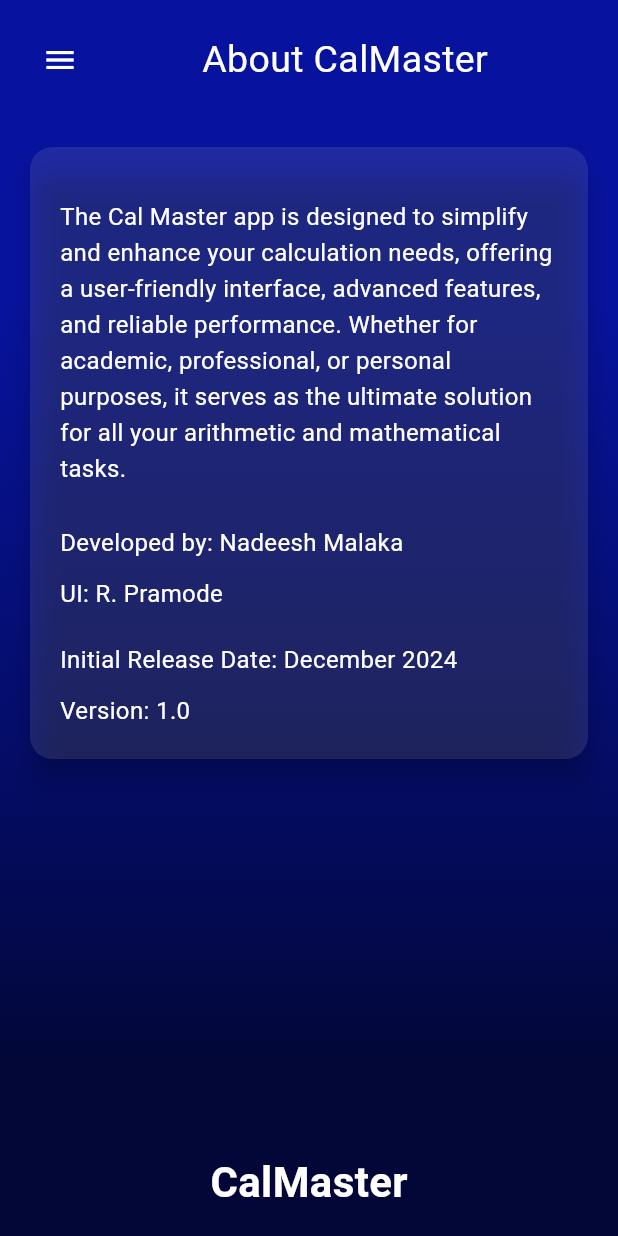
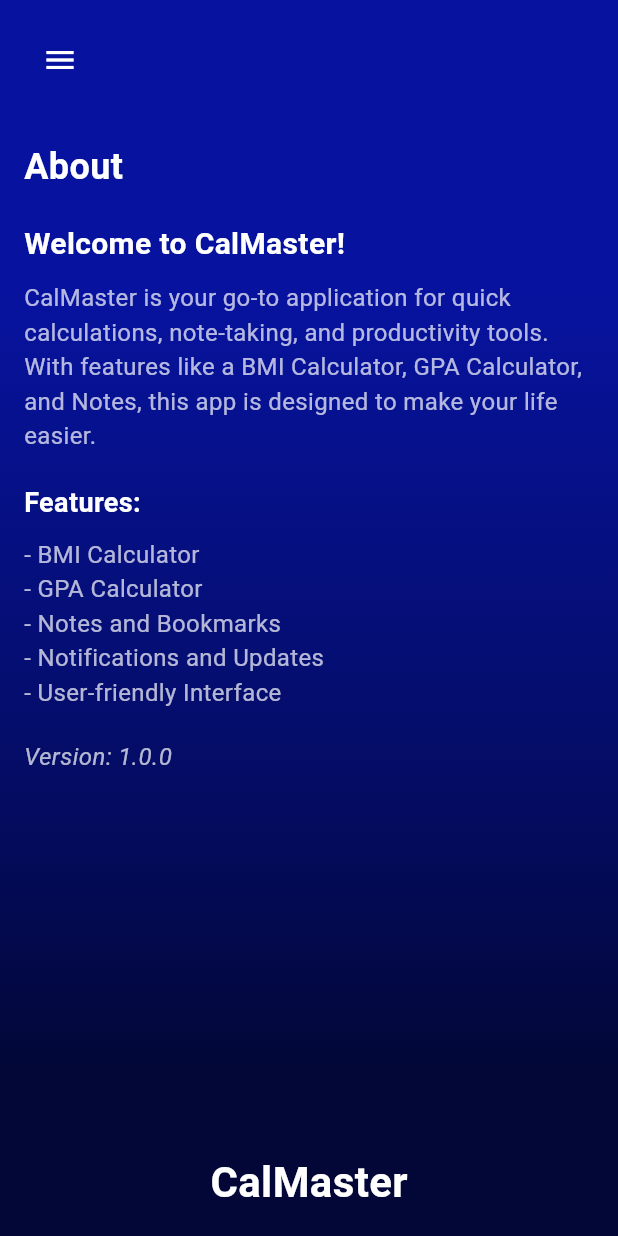
Before and after one commit to Nadeesh-Malaka/CalMaster_App, a Flutter app: the AboutScreen screen opened by its route, on a phone screen of 412 x 824 dp. Run offline on Flutter 3.47's test engine with Material 3 defaults, Android fonts, the phone set to English and light mode, and no system bars; our stand-ins replace shared_preferences; accounts and stored records are empty.

Commit message:
Refactor AboutScreen layout and update content for clarity and consistency

```diff
--- a/lib/screens/about_screen.dart
+++ b/lib/screens/about_screen.dart
@@ -1,5 +1,5 @@
 import 'package:flutter/material.dart';
-import 'custom_drawer.dart'; // Import the custom drawer file
+import 'custom_drawer.dart';
 
 class AboutScreen extends StatelessWidget {
   const AboutScreen({Key? key}) : super(key: key);
@@ -12,9 +12,9 @@ class AboutScreen extends StatelessWidget {
         decoration: const BoxDecoration(
           gradient: LinearGradient(
             colors: [
-              Color(0xFF07139E), // 24% stop
-              Color(0xFF040C63), // 64% stop
-              Color(0xFF020738), // 86% stop
+              Color(0xFF07139E),
+              Color(0xFF040C63),
+              Color(0xFF020738),
             ],
             stops: [0.24, 0.64, 0.86],
             begin: Alignment.topCenter,
@@ -28,106 +28,85 @@ class AboutScreen extends StatelessWidget {
               child: Column(
                 crossAxisAlignment: CrossAxisAlignment.start,
                 children: [
-                  // Row to align IconButton on the left and "About CalMaster" centered
-                  Row(
-                    children: [
-                      // Menu Icon Button (stays at the start)
+                  // Menu Icon
                   IconButton(
                     icon: const Icon(Icons.menu, color: Colors.white),
                     onPressed: () {
                       Scaffold.of(context).openDrawer();
                     },
                   ),
-                      // Spacer to push the text to the center
-                      const Spacer(),
-                      // "About CalMaster" text (centered)
+                  const SizedBox(height: 30),
+
+                  // Title
                   const Text(
-                        "About CalMaster",
+                    "About",
                     style: TextStyle(
                       color: Colors.white,
-                          fontSize: 25,
+                      fontSize: 24,
+                      fontWeight: FontWeight.bold,
                     ),
                   ),
-                      const Spacer(), // Optional: If you want the text to be perfectly centered
-                    ],
-                  ),
+                  const SizedBox(height: 20),
 
-                  const SizedBox(
-                      height: 30), // Add spacing between Icon and next section
-
-                  // Main Content
-                  Card(
-                    color: Colors.white.withOpacity(0.1), // Slight transparency
-                    elevation: 8,
-                    shape: RoundedRectangleBorder(
-                      borderRadius: BorderRadius.circular(15),
-                    ),
-                    child: Padding(
-                      padding: const EdgeInsets.all(
-                          20.0), // Padding for content inside card
+                  // About Content
+                  Expanded(
+                    child: SingleChildScrollView(
                       child: Column(
                         crossAxisAlignment: CrossAxisAlignment.start,
-                        children: [
-                          const SizedBox(height: 15),
-
-                          // App Description
-                          const Text(
-                            "The Cal Master app is designed to simplify and enhance your calculation needs, offering a user-friendly interface, advanced features, and reliable performance. Whether for academic, professional, or personal purposes, it serves as the ultimate solution for all your arithmetic and mathematical tasks.",
+                        children: const [
+                          Text(
+                            "Welcome to CalMaster!",
                             style: TextStyle(
                               color: Colors.white,
-                              fontSize: 16,
-                              height:
-                                  1.5, // Adjust line spacing for readability
+                              fontSize: 20,
+                              fontWeight: FontWeight.bold,
                             ),
                           ),
-                          const SizedBox(height: 25),
-
-                          // Developer and other info
-                          const Text(
-                            "Developed by: Nadeesh Malaka",
+                          SizedBox(height: 10),
+                          Text(
+                            "CalMaster is your go-to application for quick calculations, note-taking, and productivity tools. "
+                            "With features like a BMI Calculator, GPA Calculator, and Notes, this app is designed to make your life easier.",
+                            style: TextStyle(
+                              color: Colors.white70,
+                              fontSize: 16,
+                            ),
+                          ),
+                          SizedBox(height: 20),
+                          Text(
+                            "Features:",
                             style: TextStyle(
                               color: Colors.white,
-                              fontSize: 16,
-                              height: 1.5,
+                              fontSize: 18,
+                              fontWeight: FontWeight.bold,
                             ),
                           ),
-                          const SizedBox(height: 10),
-                          const Text(
-                            "UI: R. Pramode",
+                          SizedBox(height: 10),
+                          Text(
+                            "- BMI Calculator\n"
+                            "- GPA Calculator\n"
+                            "- Notes and Bookmarks\n"
+                            "- Notifications and Updates\n"
+                            "- User-friendly Interface",
                             style: TextStyle(
-                              color: Colors.white,
+                              color: Colors.white70,
                               fontSize: 16,
-                              height: 1.5,
                             ),
                           ),
-                          const SizedBox(height: 10),
-
-                          const SizedBox(height: 10),
-                          const Text(
-                            "Initial Release Date: December 2024",
+                          SizedBox(height: 20),
+                          Text(
+                            "Version: 1.0.0",
                             style: TextStyle(
-                              color: Colors.white,
+                              color: Colors.white70,
                               fontSize: 16,
-                              height: 1.5,
-                            ),
-                          ),
-                          const SizedBox(height: 10),
-                          const Text(
-                            "Version: 1.0",
-                            style: TextStyle(
-                              color: Colors.white,
-                              fontSize: 16,
-                              height: 1.5,
+                              fontStyle: FontStyle.italic,
                             ),
                           ),
                         ],
                       ),
                     ),
                   ),
-                  const SizedBox(height: 20),
 
-                  // Footer Section (Optional)
-                  const Spacer(),
+                  // Footer
                   const Center(
                     child: Text(
                       "CalMaster",
```
Lines whose indentation alone changed are shown as unchanged.
